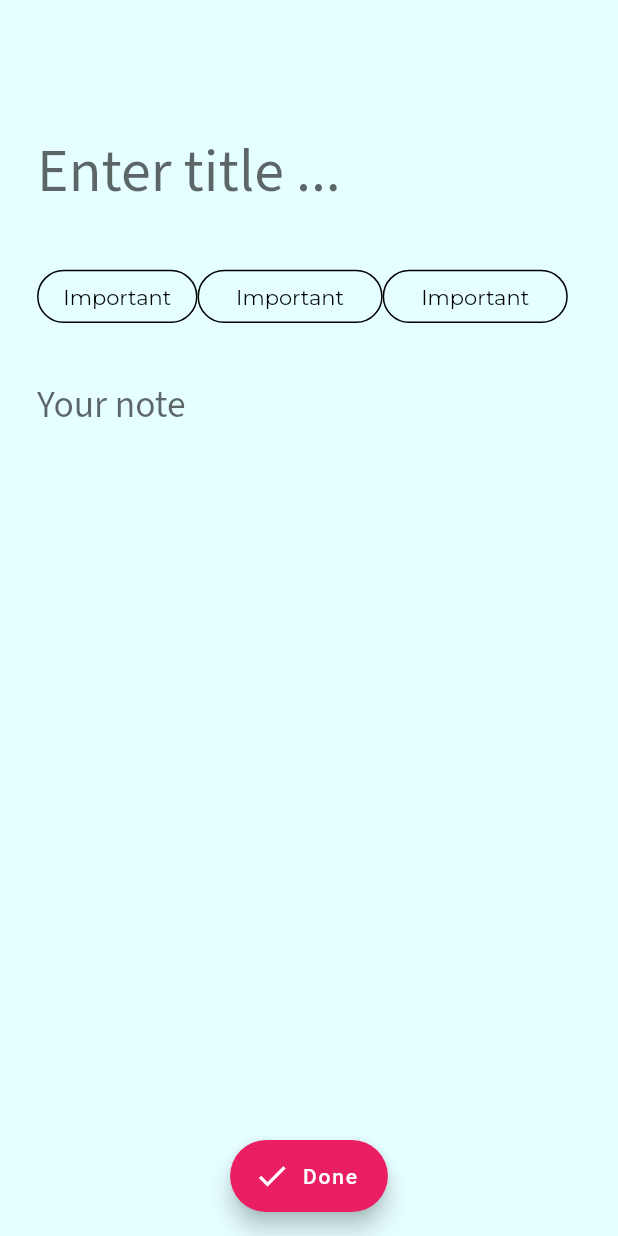
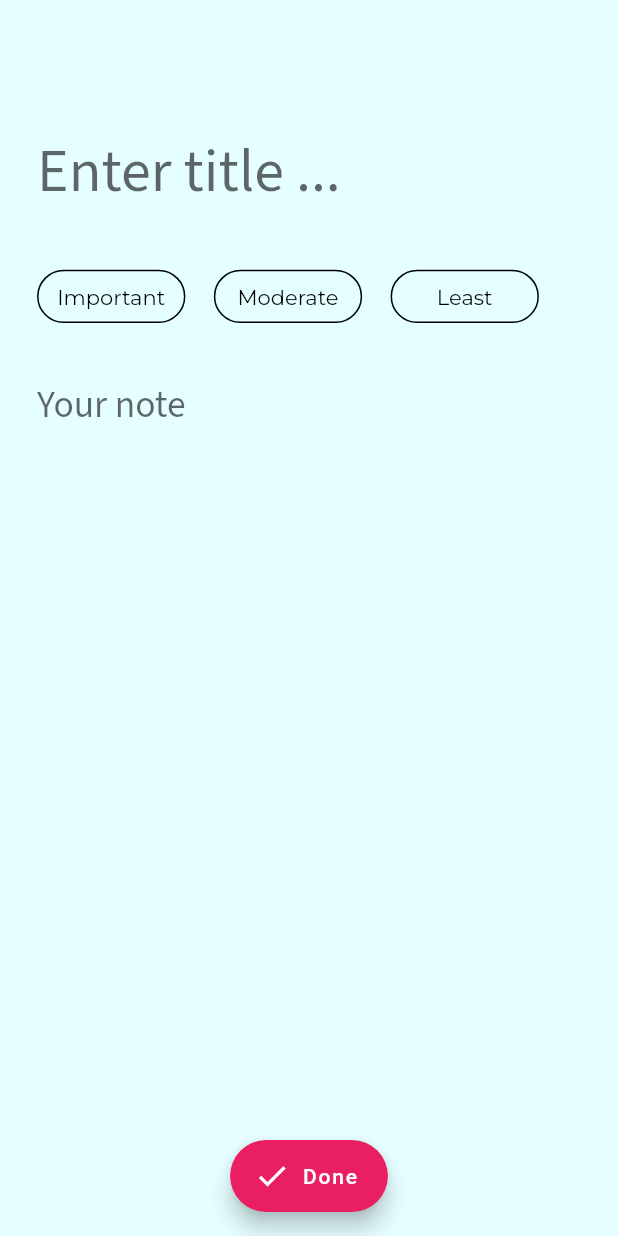
Before and after one commit to kaifakhtar/FlashNotes, a Flutter app: the InsertNoteScreen screen opened by its route, on a phone screen of 412 x 824 dp. Run offline on Flutter 3.47's test engine with Material 2 defaults, Android fonts, the phone set to English and light mode, and no system bars; our stand-ins replace google_fonts, sqflite; missing offline and left inert: dart:ffi; accounts and stored records are empty.

Commit message:
added logic for title and description empty checking improved chips design

```diff
--- a/lib/widgets/chips_importance_row.dart
+++ b/lib/widgets/chips_importance_row.dart
@@ -9,23 +9,28 @@ class ChipsPriority extends StatelessWidget {
     var screenHeight = (MediaQuery.of(context).size.height -
         MediaQuery.of(context).padding.top);
     return Row(
+      //mainAxisAlignment: MainAxisAlignment.spaceBetween,
       children: [
         Container(
-          child: Padding(
-            padding:  EdgeInsets.symmetric(vertical: screenHeight*0.01, horizontal: screenHeight*0.02),
-            child: Text("Important",style: GoogleFonts.montserrat(color: Colors.black),),
-          ),
+          alignment: Alignment.center,
+          width: screenHeight*0.12,
           decoration: BoxDecoration(
             border: Border.all(),
             //  color: Colors.pink,
             borderRadius: BorderRadius.circular(screenHeight*0.06)
           ),
+          child: Padding(
+            padding:  EdgeInsets.symmetric(vertical: screenHeight*0.01, horizontal: screenHeight*0.01),
+            child: Text("Important",style: GoogleFonts.montserrat(color: Colors.black),),
+          ),
 
-        ),
+        ),SizedBox(width: screenHeight*0.023,),
         Container(
+          alignment: Alignment.center,
+          width: screenHeight*0.12,
           child: Padding(
-            padding:  EdgeInsets.symmetric(vertical: screenHeight*0.01, horizontal: screenHeight*0.03),
-            child: Text("Important",style: GoogleFonts.montserrat(color: Colors.black),),
+            padding:  EdgeInsets.symmetric(vertical: screenHeight*0.01, horizontal: screenHeight*0.01),
+            child: Text("Moderate",style: GoogleFonts.montserrat(color: Colors.black),),
           ),
           decoration: BoxDecoration(
               border: Border.all(),
@@ -33,11 +38,14 @@ class ChipsPriority extends StatelessWidget {
               borderRadius: BorderRadius.circular(screenHeight*0.06)
           ),
 
-        ),
+        ),SizedBox(width: screenHeight*0.023,),
+
         Container(
+          alignment: Alignment.center,
+          width: screenHeight*0.12,
           child: Padding(
-            padding:  EdgeInsets.symmetric(vertical: screenHeight*0.01, horizontal: screenHeight*0.03),
-            child: Text("Important",style: GoogleFonts.montserrat(color: Colors.black),),
+            padding:  EdgeInsets.symmetric(vertical: screenHeight*0.01, horizontal: screenHeight*0.01),
+            child: Text("Least",style: GoogleFonts.montserrat(color: Colors.black),),
           ),
           decoration: BoxDecoration(
               border: Border.all(),
```
